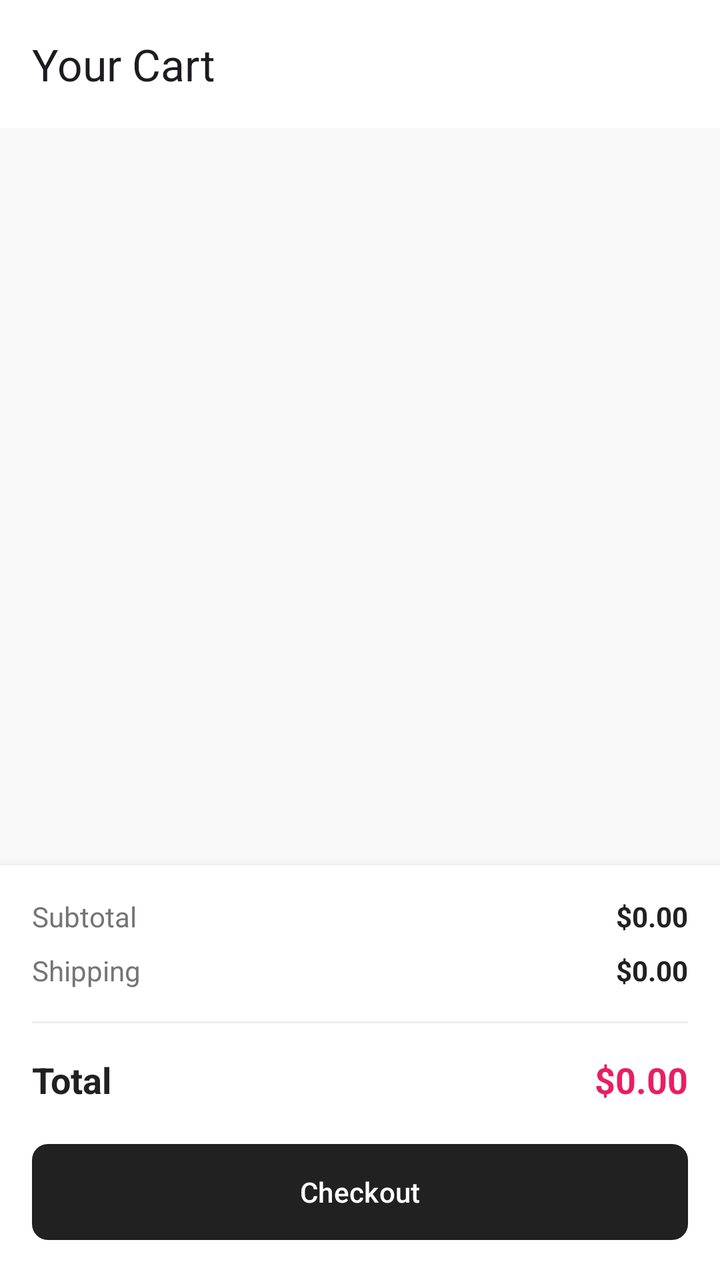
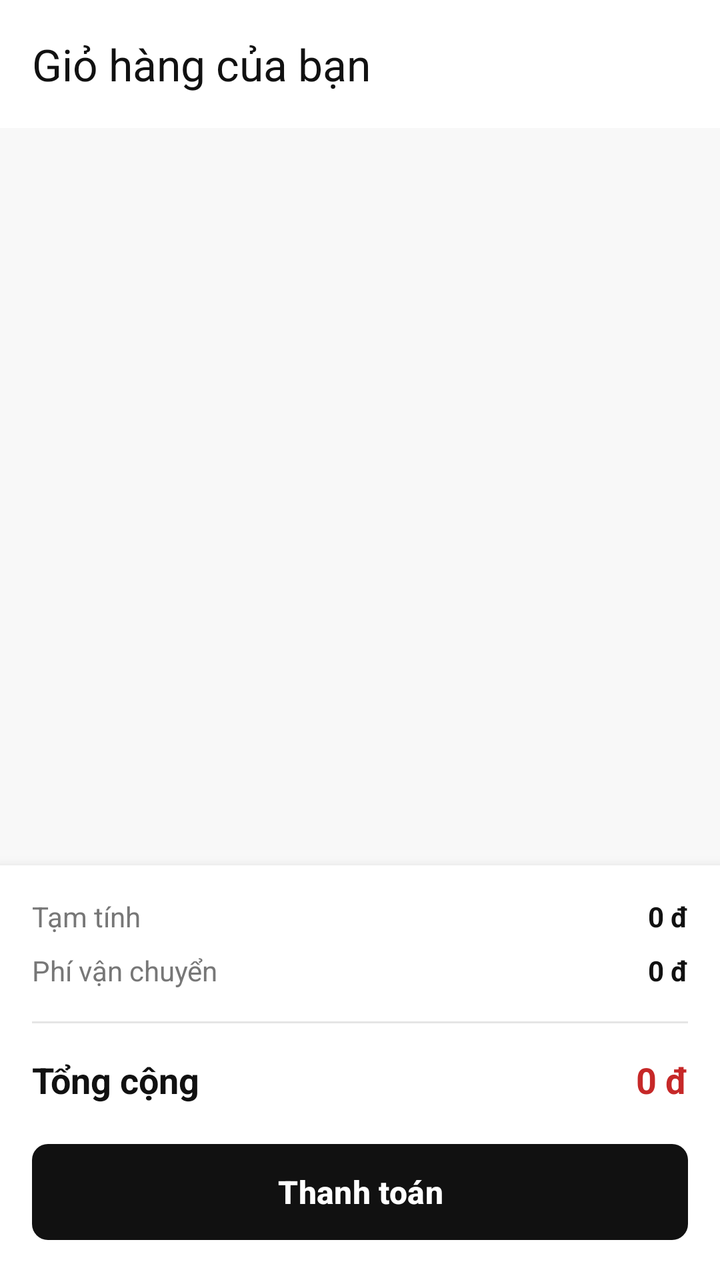

An Android layout rendered at two revisions. The XML below is the earlier revision; the diff shows what the commit changed to produce the second picture.
<!-- AndroidManifest.xml: application theme Theme.TirTirMCommerce -->
<!-- res/layout/fragment_cart.xml -->
<?xml version="1.0" encoding="utf-8"?>
<androidx.coordinatorlayout.widget.CoordinatorLayout xmlns:android="http://schemas.android.com/apk/res/android"
    xmlns:app="http://schemas.android.com/apk/res-auto"
    android:layout_width="match_parent"
    android:layout_height="match_parent"
    android:background="#F9F9F9">

    <com.google.android.material.appbar.AppBarLayout
        android:layout_width="match_parent"
        android:layout_height="wrap_content"
        android:background="@android:color/white"
        app:elevation="2dp">

        <androidx.appcompat.widget.Toolbar
            android:layout_width="match_parent"
            android:layout_height="?attr/actionBarSize"
            app:title="Your Cart" />
    </com.google.android.material.appbar.AppBarLayout>

    <FrameLayout
        android:layout_width="match_parent"
        android:layout_height="match_parent"
        app:layout_behavior="@string/appbar_scrolling_view_behavior">

        <LinearLayout
            android:layout_width="match_parent"
            android:layout_height="match_parent"
            android:orientation="vertical">

            <androidx.recyclerview.widget.RecyclerView
                android:id="@+id/rvCartItems"
                android:layout_width="match_parent"
                android:layout_height="0dp"
                android:layout_weight="1"
                android:padding="8dp"
                android:clipToPadding="false" />

            
            <androidx.cardview.widget.CardView
                android:layout_width="match_parent"
                android:layout_height="wrap_content"
                android:layout_gravity="bottom"
                app:cardElevation="8dp"
                app:cardCornerRadius="0dp">

                <LinearLayout
                    android:layout_width="match_parent"
                    android:layout_height="wrap_content"
                    android:orientation="vertical"
                    android:padding="16dp">

                    <LinearLayout
                        android:layout_width="match_parent"
                        android:layout_height="wrap_content"
                        android:orientation="horizontal"
                        android:layout_marginBottom="8dp">
                        <TextView
                            android:layout_width="0dp"
                            android:layout_height="wrap_content"
                            android:layout_weight="1"
                            android:text="Subtotal"
                            android:textColor="#757575" />
                        <TextView
                            android:id="@+id/tvCartSubtotal"
                            android:layout_width="wrap_content"
                            android:layout_height="wrap_content"
                            android:text="$0.00"
                            android:textColor="#212121"
                            android:textStyle="bold" />
                    </LinearLayout>

                    <LinearLayout
                        android:layout_width="match_parent"
                        android:layout_height="wrap_content"
                        android:orientation="horizontal"
                        android:layout_marginBottom="16dp">
                        <TextView
                            android:layout_width="0dp"
                            android:layout_height="wrap_content"
                            android:layout_weight="1"
                            android:text="Shipping"
                            android:textColor="#757575" />
                        <TextView
                            android:id="@+id/tvShippingFee"
                            android:layout_width="wrap_content"
                            android:layout_height="wrap_content"
                            android:text="$0.00"
                            android:textColor="#212121"
                            android:textStyle="bold" />
                    </LinearLayout>

                    <View
                        android:layout_width="match_parent"
                        android:layout_height="1dp"
                        android:layout_marginBottom="16dp"
                        android:background="#EEEEEE" />

                    <LinearLayout
                        android:layout_width="match_parent"
                        android:layout_height="wrap_content"
                        android:orientation="horizontal"
                        android:layout_marginBottom="16dp">
                        <TextView
                            android:layout_width="0dp"
                            android:layout_height="wrap_content"
                            android:layout_weight="1"
                            android:text="Total"
                            android:textSize="18sp"
                            android:textColor="#212121"
                            android:textStyle="bold" />
                        <TextView
                            android:id="@+id/tvCartTotal"
                            android:layout_width="wrap_content"
                            android:layout_height="wrap_content"
                            android:text="$0.00"
                            android:textSize="18sp"
                            android:textColor="#E91E63"
                            android:textStyle="bold" />
                    </LinearLayout>

                    <Button
                        android:id="@+id/btnCheckout"
                        android:layout_width="match_parent"
                        android:layout_height="56dp"
                        android:text="Checkout"
                        android:textColor="@android:color/white"
                        app:backgroundTint="#212121"
                        app:cornerRadius="8dp" />
                </LinearLayout>
            </androidx.cardview.widget.CardView>
        </LinearLayout>

        <LinearLayout
            android:id="@+id/layoutEmptyCart"
            android:layout_width="wrap_content"
            android:layout_height="wrap_content"
            android:layout_gravity="center"
            android:orientation="vertical"
            android:gravity="center"
            android:visibility="gone">

            <ImageView
                android:layout_width="100dp"
                android:layout_height="100dp"
                android:src="@android:drawable/ic_menu_gallery"
                app:tint="#CCCCCC" />

            <TextView
                android:layout_width="wrap_content"
                android:layout_height="wrap_content"
                android:layout_marginTop="16dp"
                android:text="Your cart is empty"
                android:textColor="#777777"
                android:textSize="18sp" />
        </LinearLayout>
    </FrameLayout>
</androidx.coordinatorlayout.widget.CoordinatorLayout>
<!-- resources referenced by this layout -->
<resources>
  <style name="Theme.TirTirMCommerce" parent="Base.Theme.TirTirMCommerce" />
  <style name="Base.Theme.TirTirMCommerce" parent="Theme.Material3.DayNight.NoActionBar">
          
          <item name="colorPrimary">@color/tirtir_red_primary</item>
          <item name="colorPrimaryDark">@color/tirtir_red_dark</item>
          <item name="colorPrimaryContainer">@color/tirtir_red_surface</item>
  
          
          <item name="colorOnPrimary">@color/tirtir_white</item>
          <item name="colorOnPrimaryContainer">@color/tirtir_red_primary</item>
  
          
          <item name="colorSecondary">@color/tirtir_black</item>
          <item name="colorOnSecondary">@color/tirtir_white</item>
  
          
          <item name="colorSurface">@color/tirtir_white</item>
          <item name="colorOnSurface">@color/tirtir_black</item>
          <item name="colorSurfaceVariant">@color/tirtir_off_white</item>
  
          
          <item name="android:windowBackground">@color/tirtir_off_white</item>
          <item name="android:statusBarColor">@color/tirtir_white</item>
          <item name="android:windowLightStatusBar">true</item>
  
          
          <item name="colorError">@color/tirtir_error</item>
      </style>
  <color name="tirtir_red_primary">#C62828</color>
  <color name="tirtir_red_dark">#8E0000</color>
  <color name="tirtir_red_surface">#FFEBEE</color>
  <color name="tirtir_white">#FFFFFF</color>
  <color name="tirtir_black">#111111</color>
  <color name="tirtir_off_white">#F8F8F8</color>
  <color name="tirtir_error">#D32F2F</color>
</resources>

<!-- the commit's change to res/layout/fragment_cart.xml (unified diff, before → after) -->
@@ -3,18 +3,20 @@
     xmlns:app="http://schemas.android.com/apk/res-auto"
     android:layout_width="match_parent"
     android:layout_height="match_parent"
-    android:background="#F9F9F9">
+    android:background="@color/tirtir_off_white">
 
     <com.google.android.material.appbar.AppBarLayout
         android:layout_width="match_parent"
         android:layout_height="wrap_content"
-        android:background="@android:color/white"
+        android:background="@color/tirtir_white"
         app:elevation="2dp">
 
         <androidx.appcompat.widget.Toolbar
+            android:id="@+id/toolbarCart"
             android:layout_width="match_parent"
             android:layout_height="?attr/actionBarSize"
-            app:title="Your Cart" />
+            app:title="@string/cart_title"
+            app:titleTextColor="@color/tirtir_text_primary" />
     </com.google.android.material.appbar.AppBarLayout>
 
     <FrameLayout
@@ -41,7 +43,8 @@
                 android:layout_height="wrap_content"
                 android:layout_gravity="bottom"
                 app:cardElevation="8dp"
-                app:cardCornerRadius="0dp">
+                app:cardCornerRadius="0dp"
+                app:cardBackgroundColor="@color/tirtir_white">
 
                 <LinearLayout
                     android:layout_width="match_parent"
@@ -58,14 +61,14 @@
                             android:layout_width="0dp"
                             android:layout_height="wrap_content"
                             android:layout_weight="1"
-                            android:text="Subtotal"
-                            android:textColor="#757575" />
+                            android:text="@string/cart_subtotal"
+                            android:textColor="@color/tirtir_text_secondary" />
                         <TextView
                             android:id="@+id/tvCartSubtotal"
                             android:layout_width="wrap_content"
                             android:layout_height="wrap_content"
-                            android:text="$0.00"
-                            android:textColor="#212121"
+                            android:text="@string/cart_price_placeholder"
+                            android:textColor="@color/tirtir_text_primary"
                             android:textStyle="bold" />
                     </LinearLayout>
 
@@ -78,14 +81,14 @@
                             android:layout_width="0dp"
                             android:layout_height="wrap_content"
                             android:layout_weight="1"
-                            android:text="Shipping"
-                            android:textColor="#757575" />
+                            android:text="@string/cart_shipping"
+                            android:textColor="@color/tirtir_text_secondary" />
                         <TextView
                             android:id="@+id/tvShippingFee"
                             android:layout_width="wrap_content"
                             android:layout_height="wrap_content"
-                            android:text="$0.00"
-                            android:textColor="#212121"
+                            android:text="@string/cart_price_placeholder"
+                            android:textColor="@color/tirtir_text_primary"
                             android:textStyle="bold" />
                     </LinearLayout>
 
@@ -93,7 +96,7 @@
                         android:layout_width="match_parent"
                         android:layout_height="1dp"
                         android:layout_marginBottom="16dp"
-                        android:background="#EEEEEE" />
+                        android:background="@color/tirtir_border_gray" />
 
                     <LinearLayout
                         android:layout_width="match_parent"
@@ -104,32 +107,36 @@
                             android:layout_width="0dp"
                             android:layout_height="wrap_content"
                             android:layout_weight="1"
-                            android:text="Total"
+                            android:text="@string/cart_total"
                             android:textSize="18sp"
-                            android:textColor="#212121"
+                            android:textColor="@color/tirtir_text_primary"
                             android:textStyle="bold" />
                         <TextView
                             android:id="@+id/tvCartTotal"
                             android:layout_width="wrap_content"
                             android:layout_height="wrap_content"
-                            android:text="$0.00"
+                            android:text="@string/cart_price_placeholder"
                             android:textSize="18sp"
-                            android:textColor="#E91E63"
+                            android:textColor="@color/tirtir_red_primary"
                             android:textStyle="bold" />
                     </LinearLayout>
 
-                    <Button
+                    
+                    <com.google.android.material.button.MaterialButton
                         android:id="@+id/btnCheckout"
                         android:layout_width="match_parent"
                         android:layout_height="56dp"
-                        android:text="Checkout"
-                        android:textColor="@android:color/white"
-                        app:backgroundTint="#212121"
+                        android:text="@string/btn_checkout"
+                        android:textColor="@color/tirtir_white"
+                        android:textSize="16sp"
+                        android:textStyle="bold"
+                        app:backgroundTint="@color/tirtir_black"
                         app:cornerRadius="8dp" />
                 </LinearLayout>
             </androidx.cardview.widget.CardView>
         </LinearLayout>
 
+        
         <LinearLayout
             android:id="@+id/layoutEmptyCart"
             android:layout_width="wrap_content"
@@ -143,14 +150,15 @@
                 android:layout_width="100dp"
                 android:layout_height="100dp"
                 android:src="@android:drawable/ic_menu_gallery"
-                app:tint="#CCCCCC" />
+                android:contentDescription="@null"
+                app:tint="@color/tirtir_silver_gray" />
 
             <TextView
                 android:layout_width="wrap_content"
                 android:layout_height="wrap_content"
                 android:layout_marginTop="16dp"
-                android:text="Your cart is empty"
-                android:textColor="#777777"
+                android:text="@string/cart_empty_title"
+                android:textColor="@color/tirtir_text_secondary"
                 android:textSize="18sp" />
         </LinearLayout>
     </FrameLayout>
<!-- resource entries referenced after the edit -->
@@ -29,10 +29,21 @@
           <item name="colorError">@color/tirtir_error</item>
       </style>
   <color name="tirtir_red_primary">#C62828</color>
+  <color name="tirtir_silver_gray">#BDBDBD</color>
+  <color name="tirtir_text_primary">#111111</color>
+  <color name="tirtir_text_secondary">#777777</color>
   <color name="tirtir_red_dark">#8E0000</color>
   <color name="tirtir_red_surface">#FFEBEE</color>
   <color name="tirtir_white">#FFFFFF</color>
+  <string name="btn_checkout">Thanh toán</string>
+  <string name="cart_empty_title">Giỏ hàng trống</string>
+  <string name="cart_price_placeholder">0 đ</string>
+  <string name="cart_shipping">Phí vận chuyển</string>
+  <string name="cart_subtotal">Tạm tính</string>
+  <string name="cart_title">Giỏ hàng của bạn</string>
+  <string name="cart_total">Tổng cộng</string>
   <color name="tirtir_black">#111111</color>
+  <color name="tirtir_border_gray">#E5E5E5</color>
   <color name="tirtir_off_white">#F8F8F8</color>
   <color name="tirtir_error">#D32F2F</color>
 </resources>
